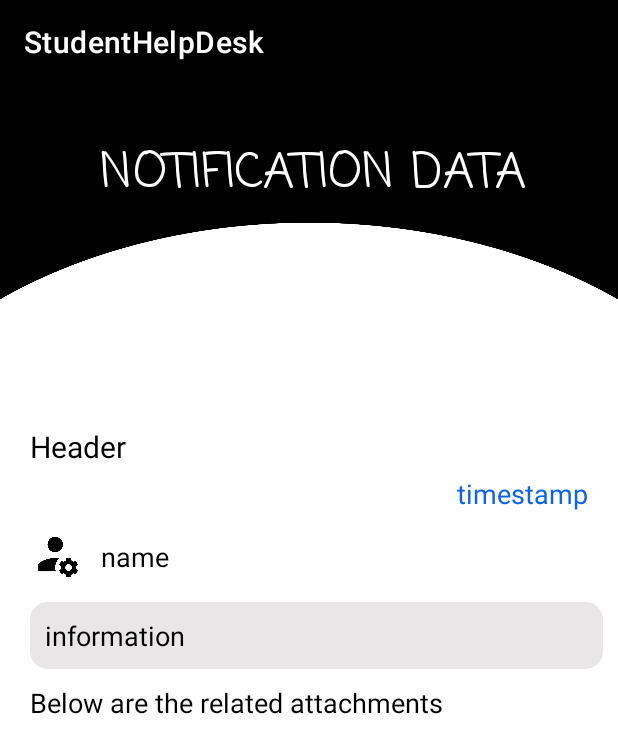
After one commit to Riyanshi243/StudentHelpDesk, an Android app: the ViewNotificationDataByAll screen opened directly, with no data from a screen before it, on a phone screen of 412 x 824 dp. The commit adds this screen. Shown: the top 753 px of the screen. Run offline under Robolectric (Android 15) with nearby library versions, the phone set to English and light mode, and no system bars.

Commit message:
notification received layouts fixed!

```diff
--- /dev/null
+++ b/app/src/main/java/com/example/studenthelpdesk/ViewNotificationDataByAll.java
@@ -0,0 +1,14 @@
+package com.example.studenthelpdesk;
+
+import androidx.appcompat.app.AppCompatActivity;
+
+import android.os.Bundle;
+
+public class ViewNotificationDataByAll extends AppCompatActivity {
+
+    @Override
+    protected void onCreate(Bundle savedInstanceState) {
+        super.onCreate(savedInstanceState);
+        setContentView(R.layout.activity_view_notification_data_by_all);
+    }
+}
--- a/app/src/main/res/layout/activity_admin_edit_profile_page.xml
+++ b/app/src/main/res/layout/activity_admin_edit_profile_page.xml
@@ -108,7 +108,7 @@
                     android:layout_height="wrap_content"
                     android:layout_marginTop="10dp"
                     android:layout_marginBottom="5dp"
-                    android:text="EMAILID"
+                    android:text="EMAIL ID"
                     android:paddingLeft="10dp"
                     android:textColor="@color/black"
                     android:textSize="22dp" />
--- a/app/src/main/res/layout/activity_admin_sign_up.xml
+++ b/app/src/main/res/layout/activity_admin_sign_up.xml
@@ -104,7 +104,6 @@
                     android:minHeight="48dp"
                     android:paddingLeft="5dp"
                     android:textColor="@color/black"
-                    android:textColorHighlight="@color/black"
                     android:textColorHint="@android:color/darker_gray"
                     android:textColorLink="@color/black"
                     tools:ignore="SpeakableTextPresentCheck" />
@@ -120,7 +119,6 @@
                     android:minHeight="48dp"
                     android:paddingLeft="5dp"
                     android:textColor="@color/black"
-                    android:textColorHighlight="@color/black"
                     android:textColorHint="@android:color/darker_gray"
                     android:textColorLink="@color/black"
                     tools:ignore="SpeakableTextPresentCheck" />
--- a/app/src/main/res/layout/activity_company_edit_profile_page.xml
+++ b/app/src/main/res/layout/activity_company_edit_profile_page.xml
@@ -105,7 +105,7 @@
                     android:layout_height="wrap_content"
                     android:layout_marginTop="10dp"
                     android:layout_marginBottom="5dp"
-                    android:text="COMPANY EMAILID"
+                    android:text="COMPANY EMAIL ID"
                     android:paddingLeft="10dp"
                     android:textColor="@color/black"
                     android:textSize="22dp" />
--- a/app/src/main/res/layout/activity_company_sign_up.xml
+++ b/app/src/main/res/layout/activity_company_sign_up.xml
@@ -79,7 +79,6 @@
                 android:minHeight="48dp"
                 android:paddingLeft="5dp"
                 android:textColor="@color/black"
-                android:textColorHighlight="@color/black"
                 android:textColorHint="@android:color/darker_gray"
                 android:textColorLink="@color/black"
                 tools:ignore="SpeakableTextPresentCheck" />
@@ -96,8 +95,6 @@
                 android:minHeight="48dp"
                 android:paddingLeft="5dp"
                 android:textColor="@color/black"
-                android:textColorHighlight="@color/black"
-                android:textColorHint="@android:color/darker_gray"
                 android:textColorLink="@color/black"
                 tools:ignore="SpeakableTextPresentCheck" />
 
@@ -113,7 +110,6 @@
                 android:minHeight="48dp"
                 android:paddingLeft="5dp"
                 android:textColor="@color/black"
-                android:textColorHighlight="@color/black"
                 android:textColorHint="@android:color/darker_gray"
                 android:textColorLink="@color/black"
                 tools:ignore="SpeakableTextPresentCheck" />
@@ -130,7 +126,6 @@
                 android:minHeight="48dp"
                 android:paddingLeft="5dp"
                 android:textColor="@color/black"
-                android:textColorHighlight="@color/black"
                 android:textColorHint="@android:color/darker_gray"
                 android:textColorLink="@color/black"
                 tools:ignore="SpeakableTextPresentCheck" />
@@ -147,7 +142,6 @@
                 android:minHeight="48dp"
                 android:paddingLeft="5dp"
                 android:textColor="@color/black"
-                android:textColorHighlight="@color/black"
                 android:textColorHint="@android:color/darker_gray"
                 android:textColorLink="@color/black"
                 tools:ignore="SpeakableTextPresentCheck" />
--- a/app/src/main/res/layout/activity_register_college7_super_admin_signup.xml
+++ b/app/src/main/res/layout/activity_register_college7_super_admin_signup.xml
@@ -103,7 +103,6 @@
                     android:minHeight="48dp"
                     android:paddingLeft="5dp"
                     android:textColor="@color/black"
-                    android:textColorHighlight="@color/black"
                     android:textColorHint="@android:color/darker_gray"
                     android:textColorLink="@color/black"
                     tools:ignore="SpeakableTextPresentCheck" />
@@ -119,14 +118,14 @@
                     android:minHeight="48dp"
                     android:paddingLeft="5dp"
                     android:textColor="@color/black"
-                    android:textColorHighlight="@color/black"
                     android:textColorHint="@android:color/darker_gray"
                     android:textColorLink="@color/black"
                     tools:ignore="SpeakableTextPresentCheck" />
 
                 <TableRow
                     android:layout_width="match_parent"
-                    android:layout_height="match_parent" >
+                    android:layout_height="match_parent"
+                    android:layout_marginTop="10dp">
 
                     <TextView
                         android:id="@+id/image"
--- a/app/src/main/res/layout/activity_signup.xml
+++ b/app/src/main/res/layout/activity_signup.xml
@@ -95,7 +95,6 @@
                 android:minHeight="48dp"
                 android:paddingLeft="5dp"
                 android:textColor="@color/black"
-                android:textColorHighlight="@color/black"
                 android:textColorHint="@android:color/darker_gray"
                 android:textColorLink="@color/black"
                 tools:ignore="SpeakableTextPresentCheck" />
@@ -115,7 +114,6 @@
                 android:selectAllOnFocus="false"
                 android:singleLine="false"
                 android:textColor="@color/black"
-                android:textColorHighlight="@color/black"
                 android:textColorHint="@android:color/darker_gray"
                 android:textColorLink="@color/black"
                 tools:ignore="SpeakableTextPresentCheck" />
@@ -134,7 +132,6 @@
                 android:selectAllOnFocus="false"
                 android:singleLine="false"
                 android:textColor="@color/black"
-                android:textColorHighlight="@color/black"
                 android:textColorHint="@android:color/darker_gray"
                 android:textColorLink="@color/black"
                 tools:ignore="SpeakableTextPresentCheck" />
--- a/app/src/main/res/layout/activity_student_post_faq.xml
+++ b/app/src/main/res/layout/activity_student_post_faq.xml
@@ -117,7 +117,7 @@
 
 
                 <EditText
-                    android:id="@+id/editTextTextPersonName2"
+                    android:id="@+id/hashtags"
                     android:layout_width="match_parent"
                     android:layout_height="wrap_content"
                     android:inputType="textCapSentences"
--- /dev/null
+++ b/app/src/main/res/layout/activity_view_notification_data_by_all.xml
@@ -0,0 +1,147 @@
+<?xml version="1.0" encoding="utf-8"?>
+<androidx.constraintlayout.widget.ConstraintLayout xmlns:android="http://schemas.android.com/apk/res/android"
+    xmlns:app="http://schemas.android.com/apk/res-auto"
+    xmlns:tools="http://schemas.android.com/tools"
+    android:layout_width="match_parent"
+    android:layout_height="match_parent"
+    tools:context=".ViewNotificationDataByAll">
+    <ScrollView
+        android:id="@+id/scrollView2"
+        android:layout_width="match_parent"
+        android:layout_height="match_parent"
+        app:layout_constraintStart_toStartOf="parent"
+        app:layout_constraintTop_toTopOf="parent"
+        tools:ignore="SpeakableTextPresentCheck">
+
+        <LinearLayout
+            android:id="@+id/lll"
+            android:layout_width="match_parent"
+            android:layout_height="wrap_content"
+            android:orientation="vertical">
+            <LinearLayout
+                android:layout_width="match_parent"
+                android:layout_height="160dp"
+                android:background="@drawable/head_img">
+                <TextView
+                    android:id="@+id/head"
+                    android:layout_width="match_parent"
+                    android:layout_height="wrap_content"
+                    android:layout_gravity="center"
+                    android:layout_marginTop="30dp"
+                    android:layout_marginBottom="50dp"
+                    android:fontFamily="casual"
+                    android:gravity="center"
+                    android:paddingLeft="5dp"
+                    android:text="NOTIFICATION DATA"
+                    android:textColor="@color/white"
+                    android:textSize="32dp" />
+            </LinearLayout>
+
+
+            <ProgressBar
+                android:id="@+id/progressBar"
+                style="?android:attr/progressBarStyle"
+                android:layout_width="match_parent"
+                android:layout_height="wrap_content"
+                android:visibility="invisible" />
+
+            <LinearLayout
+                android:layout_width="match_parent"
+                android:layout_height="match_parent"
+                android:orientation="vertical"
+                android:layout_marginRight="10dp"
+                android:layout_marginLeft="10dp">
+                <TextView
+                    android:id="@+id/header"
+                    android:layout_width="wrap_content"
+                    android:layout_height="wrap_content"
+                    android:layout_marginLeft="10dp"
+                    android:layout_marginTop="20dp"
+                    android:text="Header"
+                    android:textColor="@color/black"
+                    android:textSize="20dp"
+                    android:inputType="textMultiLine"/>
+
+                    <TextView
+                        android:id="@+id/timestamp"
+                        android:layout_width="wrap_content"
+                        android:layout_height="match_parent"
+                        android:inputType="date"
+                        android:text="timestamp"
+                        android:paddingRight="10dp"
+                        android:layout_marginTop="5dp"
+                        android:gravity="right"
+                        android:layout_gravity="right"
+                        android:textColor="@color/blue_text"
+                        android:textSize="18dp" />
+
+
+                <TableRow
+                    android:layout_width="match_parent"
+                    android:layout_height="wrap_content"
+                    android:layout_marginLeft="10dp"
+                    android:layout_marginTop="10dp">
+
+
+                    <ImageView
+                        android:id="@+id/profilepic"
+                        android:layout_width="37dp"
+                        android:layout_height="40dp"
+                        app:srcCompat="@drawable/admin_profile_img" />
+
+                    <TextView
+                        android:id="@+id/refew"
+                        android:layout_width="wrap_content"
+                        android:layout_height="wrap_content"
+                        android:layout_marginRight="10dp"
+                        android:text="name"
+                        android:paddingLeft="10dp"
+                        android:gravity="center"
+                        android:layout_gravity="center"
+                        android:textColor="@color/black"
+                        android:textSize="18dp" />
+
+                </TableRow>
+
+                <TextView
+                    android:id="@+id/info"
+                    android:layout_width="382dp"
+                    android:layout_height="wrap_content"
+                    android:layout_marginLeft="10dp"
+                    android:layout_marginRight="10dp"
+                    android:layout_marginTop="10dp"
+                    android:text="information"
+                    android:textColor="@color/black"
+                    android:background="@drawable/layout_bg"
+                    android:padding="10dp"
+                    android:textSize="18dp"
+                    android:visibility="visible" />
+
+                <TextView
+                    android:id="@+id/attachedmsg"
+                    android:layout_width="wrap_content"
+                    android:layout_height="wrap_content"
+                    android:layout_marginLeft="10dp"
+                    android:layout_marginTop="10dp"
+                    android:text="Below are the related attachments"
+                    android:textColor="@color/black"
+                    android:textSize="18dp"
+                    android:inputType="textMultiLine"/>
+
+                <LinearLayout
+                    android:id="@+id/linearL"
+                    android:layout_width="match_parent"
+                    android:layout_height="match_parent"
+                    android:layout_marginTop="10dp"
+                    android:layout_marginBottom="10dp"
+                    android:orientation="vertical">
+
+                </LinearLayout>
+
+
+            </LinearLayout>
+        </LinearLayout>
+
+    </ScrollView>
+
+</androidx.constraintlayout.widget.ConstraintLayout>
--- a/app/src/main/res/layout/repeatable_faq.xml
+++ b/app/src/main/res/layout/repeatable_faq.xml
@@ -88,7 +88,7 @@
 
 
             <ImageView
-                android:id="@+id/imageView4"
+                android:id="@+id/profilepic"
                 android:layout_width="30dp"
                 android:layout_height="30dp"
                 app:srcCompat="@drawable/admin_profile_img" />
--- a/app/src/main/res/layout/repeatable_radio_button_layout.xml
+++ b/app/src/main/res/layout/repeatable_radio_button_layout.xml
@@ -64,8 +64,6 @@
                 android:clickable="true"
                 android:onClick="onRadioButtonClicked"
                 android:text="OTHERS" />
-
-
         </RadioGroup>
 
 
```
Also changed, not shown: app/src/main/AndroidManifest.xml (+6 -2 lines), app/src/main/res/layout/activity_register_college.xml (+0 -7 lines), app/src/main/res/layout/repeatable_notification_attachment.xml (added, +59 -0 lines), app/src/main/res/layout/repeatable_notifications_received.xml (+30 -53 lines).
